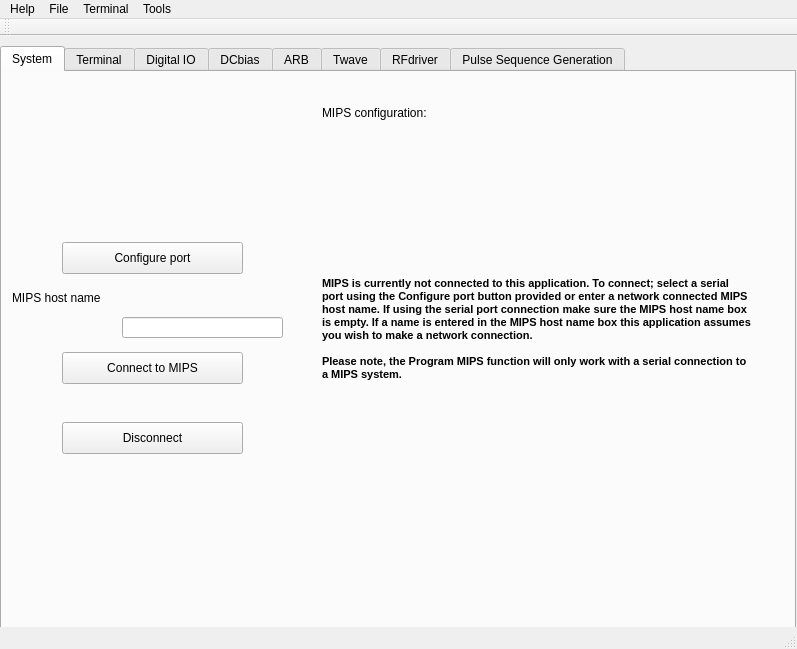
MOBILionSystems/MIPS-app-MOBILion, file mips.ui: the form before one commit.
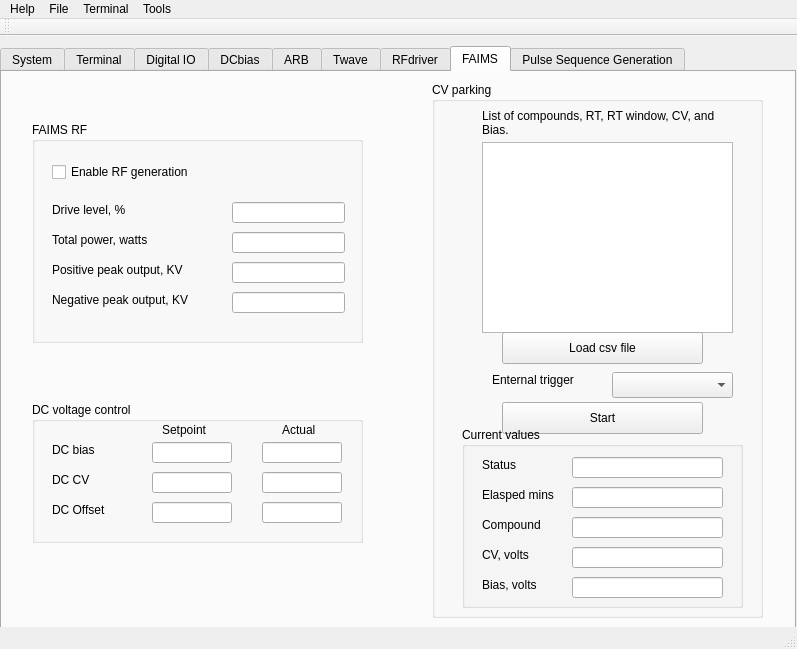
The form after the commit. The open tabs and pages were chosen to show the change. Icons and pictures are not drawn.

What changed in the file:
```diff
--- a/mips.ui
+++ b/mips.ui
@@ -5048,6 +5048,519 @@
       </property>
      </widget>
     </widget>
+    <widget class="QWidget" name="FAIMS">
+     <attribute name="title">
+      <string>FAIMS</string>
+     </attribute>
+     <widget class="QGroupBox" name="gpCVparking">
+      <property name="geometry">
+       <rect>
+        <x>430</x>
+        <y>10</y>
+        <width>331</width>
+        <height>536</height>
+       </rect>
+      </property>
+      <property name="title">
+       <string>CV parking</string>
+      </property>
+      <widget class="QTextEdit" name="textCVparkList">
+       <property name="geometry">
+        <rect>
+         <x>50</x>
+         <y>60</y>
+         <width>251</width>
+         <height>191</height>
+        </rect>
+       </property>
+       <property name="lineWrapMode">
+        <enum>QTextEdit::NoWrap</enum>
+       </property>
+      </widget>
+      <widget class="QLabel" name="label_138">
+       <property name="geometry">
+        <rect>
+         <x>50</x>
+         <y>20</y>
+         <width>251</width>
+         <height>41</height>
+        </rect>
+       </property>
+       <property name="text">
+        <string>List of compounds, RT, RT window, CV, and Bias.</string>
+       </property>
+       <property name="wordWrap">
+        <bool>true</bool>
+       </property>
+      </widget>
+      <widget class="QLabel" name="label_139">
+       <property name="geometry">
+        <rect>
+         <x>60</x>
+         <y>290</y>
+         <width>111</width>
+         <height>16</height>
+        </rect>
+       </property>
+       <property name="text">
+        <string>Enternal trigger</string>
+       </property>
+      </widget>
+      <widget class="QComboBox" name="comboFMtrig">
+       <property name="geometry">
+        <rect>
+         <x>180</x>
+         <y>290</y>
+         <width>121</width>
+         <height>26</height>
+        </rect>
+       </property>
+      </widget>
+      <widget class="QPushButton" name="pbFMstart">
+       <property name="geometry">
+        <rect>
+         <x>70</x>
+         <y>320</y>
+         <width>201</width>
+         <height>32</height>
+        </rect>
+       </property>
+       <property name="text">
+        <string>Start</string>
+       </property>
+      </widget>
+      <widget class="QGroupBox" name="gbCurrentValues">
+       <property name="geometry">
+        <rect>
+         <x>30</x>
+         <y>345</y>
+         <width>281</width>
+         <height>181</height>
+        </rect>
+       </property>
+       <property name="title">
+        <string>Current values</string>
+       </property>
+       <widget class="QLabel" name="label_140">
+        <property name="geometry">
+         <rect>
+          <x>20</x>
+          <y>30</y>
+          <width>59</width>
+          <height>16</height>
+         </rect>
+        </property>
+        <property name="text">
+         <string>Status</string>
+        </property>
+       </widget>
+       <widget class="QLabel" name="label_141">
+        <property name="geometry">
+         <rect>
+          <x>20</x>
+          <y>60</y>
+          <width>81</width>
+          <height>16</height>
+         </rect>
+        </property>
+        <property name="text">
+         <string>Elasped mins</string>
+        </property>
+       </widget>
+       <widget class="QLabel" name="label_151">
+        <property name="geometry">
+         <rect>
+          <x>20</x>
+          <y>120</y>
+          <width>71</width>
+          <height>16</height>
+         </rect>
+        </property>
+        <property name="text">
+         <string>CV, volts</string>
+        </property>
+       </widget>
+       <widget class="QLabel" name="label_152">
+        <property name="geometry">
+         <rect>
+          <x>20</x>
+          <y>150</y>
+          <width>71</width>
+          <height>16</height>
+         </rect>
+        </property>
+        <property name="text">
+         <string>Bias, volts</string>
+        </property>
+       </widget>
+       <widget class="QLineEdit" name="leFMstatus">
+        <property name="geometry">
+         <rect>
+          <x>110</x>
+          <y>30</y>
+          <width>151</width>
+          <height>21</height>
+         </rect>
+        </property>
+        <property name="readOnly">
+         <bool>true</bool>
+        </property>
+       </widget>
+       <widget class="QLineEdit" name="leFMelasped">
+        <property name="geometry">
+         <rect>
+          <x>110</x>
+          <y>60</y>
+          <width>151</width>
+          <height>21</height>
+         </rect>
+        </property>
+        <property name="readOnly">
+         <bool>true</bool>
+        </property>
+       </widget>
+       <widget class="QLineEdit" name="leFMcvVolts">
+        <property name="geometry">
+         <rect>
+          <x>110</x>
+          <y>120</y>
+          <width>151</width>
+          <height>21</height>
+         </rect>
+        </property>
+        <property name="readOnly">
+         <bool>true</bool>
+        </property>
+       </widget>
+       <widget class="QLineEdit" name="leFMbiasVolts">
+        <property name="geometry">
+         <rect>
+          <x>110</x>
+          <y>150</y>
+          <width>151</width>
+          <height>21</height>
+         </rect>
+        </property>
+        <property name="readOnly">
+         <bool>true</bool>
+        </property>
+       </widget>
+       <widget class="QLabel" name="label_163">
+        <property name="geometry">
+         <rect>
+          <x>20</x>
+          <y>90</y>
+          <width>71</width>
+          <height>16</height>
+         </rect>
+        </property>
+        <property name="text">
+         <string>Compound</string>
+        </property>
+       </widget>
+       <widget class="QLineEdit" name="leFMcompound">
+        <property name="geometry">
+         <rect>
+          <x>110</x>
+          <y>90</y>
+          <width>151</width>
+          <height>21</height>
+         </rect>
+        </property>
+        <property name="readOnly">
+         <bool>true</bool>
+        </property>
+       </widget>
+      </widget>
+      <widget class="QPushButton" name="pbFMloadCSV">
+       <property name="geometry">
+        <rect>
+         <x>70</x>
+         <y>250</y>
+         <width>201</width>
+         <height>32</height>
+        </rect>
+       </property>
+       <property name="text">
+        <string>Load csv file</string>
+       </property>
+      </widget>
+     </widget>
+     <widget class="QGroupBox" name="gbFAIMS_RF">
+      <property name="geometry">
+       <rect>
+        <x>30</x>
+        <y>50</y>
+        <width>331</width>
+        <height>221</height>
+       </rect>
+      </property>
+      <property name="title">
+       <string>FAIMS RF</string>
+      </property>
+      <widget class="QCheckBox" name="chkFMenable">
+       <property name="geometry">
+        <rect>
+         <x>20</x>
+         <y>40</y>
+         <width>161</width>
+         <height>20</height>
+        </rect>
+       </property>
+       <property name="text">
+        <string>Enable RF generation</string>
+       </property>
+      </widget>
+      <widget class="QLineEdit" name="leSFMDRV">
+       <property name="geometry">
+        <rect>
+         <x>200</x>
+         <y>80</y>
+         <width>113</width>
+         <height>21</height>
+        </rect>
+       </property>
+      </widget>
+      <widget class="QLabel" name="label_153">
+       <property name="geometry">
+        <rect>
+         <x>20</x>
+         <y>80</y>
+         <width>161</width>
+         <height>16</height>
+        </rect>
+       </property>
+       <property name="text">
+        <string>Drive level, %</string>
+       </property>
+      </widget>
+      <widget class="QLabel" name="label_154">
+       <property name="geometry">
+        <rect>
+         <x>20</x>
+         <y>110</y>
+         <width>171</width>
+         <height>16</height>
+        </rect>
+       </property>
+       <property name="text">
+        <string>Total power, watts</string>
+       </property>
+      </widget>
+      <widget class="QLabel" name="label_155">
+       <property name="geometry">
+        <rect>
+         <x>20</x>
+         <y>140</y>
+         <width>171</width>
+         <height>16</height>
+        </rect>
+       </property>
+       <property name="text">
+        <string>Positive peak output, KV</string>
+       </property>
+      </widget>
+      <widget class="QLabel" name="label_156">
+       <property name="geometry">
+        <rect>
+         <x>20</x>
+         <y>170</y>
+         <width>171</width>
+         <height>16</height>
+        </rect>
+       </property>
+       <property name="text">
+        <string>Negative peak output, KV</string>
+       </property>
+      </widget>
+      <widget class="QLineEdit" name="leGFMPWR">
+       <property name="geometry">
+        <rect>
+         <x>200</x>
+         <y>110</y>
+         <width>113</width>
+         <height>21</height>
+        </rect>
+       </property>
+       <property name="readOnly">
+        <bool>true</bool>
+       </property>
+      </widget>
+      <widget class="QLineEdit" name="leGFMPV">
+       <property name="geometry">
+        <rect>
+         <x>200</x>
+         <y>140</y>
+         <width>113</width>
+         <height>21</height>
+        </rect>
+       </property>
+       <property name="readOnly">
+        <bool>true</bool>
+       </property>
+      </widget>
+      <widget class="QLineEdit" name="leGFMNV">
+       <property name="geometry">
+        <rect>
+         <x>200</x>
+         <y>170</y>
+         <width>113</width>
+         <height>21</height>
+        </rect>
+       </property>
+       <property name="readOnly">
+        <bool>true</bool>
+       </property>
+      </widget>
+     </widget>
+     <widget class="QGroupBox" name="gbFAIMS_DC">
+      <property name="geometry">
+       <rect>
+        <x>30</x>
+        <y>330</y>
+        <width>331</width>
+        <height>141</height>
+       </rect>
+      </property>
+      <property name="title">
+       <string>DC voltage control</string>
+      </property>
+      <widget class="QLineEdit" name="leSFMBIAS">
+       <property name="geometry">
+        <rect>
+         <x>120</x>
+         <y>40</y>
+         <width>80</width>
+         <height>21</height>
+        </rect>
+       </property>
+      </widget>
+      <widget class="QLabel" name="label_157">
+       <property name="geometry">
+        <rect>
+         <x>20</x>
+         <y>40</y>
+         <width>59</width>
+         <height>16</height>
+        </rect>
+       </property>
+       <property name="text">
+        <string>DC bias</string>
+       </property>
+      </widget>
+      <widget class="QLabel" name="label_158">
+       <property name="geometry">
+        <rect>
+         <x>20</x>
+         <y>70</y>
+         <width>59</width>
+         <height>16</height>
+        </rect>
+       </property>
+       <property name="text">
+        <string>DC CV</string>
+       </property>
+      </widget>
+      <widget class="QLabel" name="label_159">
+       <property name="geometry">
+        <rect>
+         <x>20</x>
+         <y>100</y>
+         <width>71</width>
+         <height>16</height>
+        </rect>
+       </property>
+       <property name="text">
+        <string>DC Offset</string>
+       </property>
+      </widget>
+      <widget class="QLineEdit" name="leGFMBIASA">
+       <property name="geometry">
+        <rect>
+         <x>230</x>
+         <y>40</y>
+         <width>80</width>
+         <height>21</height>
+        </rect>
+       </property>
+       <property name="readOnly">
+        <bool>true</bool>
+       </property>
+      </widget>
+      <widget class="QLabel" name="label_160">
+       <property name="geometry">
+        <rect>
+         <x>130</x>
+         <y>20</y>
+         <width>71</width>
+         <height>16</height>
+        </rect>
+       </property>
+       <property name="text">
+        <string>Setpoint</string>
+       </property>
+      </widget>
+      <widget class="QLabel" name="label_161">
+       <property name="geometry">
+        <rect>
+         <x>250</x>
+         <y>20</y>
+         <width>51</width>
+         <height>16</height>
+        </rect>
+       </property>
+       <property name="text">
+        <string>Actual</string>
+       </property>
+      </widget>
+      <widget class="QLineEdit" name="leGFMCVA">
+       <property name="geometry">
+        <rect>
+         <x>230</x>
+         <y>70</y>
+         <width>80</width>
+         <height>21</height>
+        </rect>
+       </property>
+       <property name="readOnly">
+        <bool>true</bool>
+       </property>
+      </widget>
+      <widget class="QLineEdit" name="leSFMCV">
+       <property name="geometry">
+        <rect>
+         <x>120</x>
+         <y>70</y>
+         <width>80</width>
+         <height>21</height>
+        </rect>
+       </property>
+      </widget>
+      <widget class="QLineEdit" name="leGFMOFFA">
+       <property name="geometry">
+        <rect>
+         <x>230</x>
+         <y>100</y>
+         <width>80</width>
+         <height>21</height>
+        </rect>
+       </property>
+       <property name="readOnly">
+        <bool>true</bool>
+       </property>
+      </widget>
+      <widget class="QLineEdit" name="leSFMOFF">
+       <property name="geometry">
+        <rect>
+         <x>120</x>
+         <y>100</y>
+         <width>80</width>
+         <height>21</height>
+        </rect>
+       </property>
+      </widget>
+     </widget>
+    </widget>
     <widget class="QWidget" name="PSG">
      <attribute name="title">
       <string>Pulse Sequence Generation</string>
```
Left out of the diff: 58 changed lines with no effect on the pictures.
